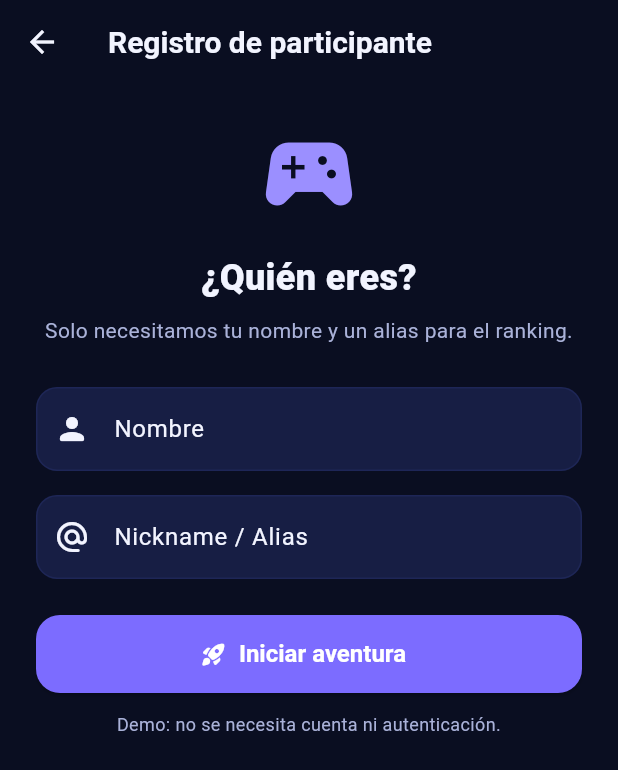
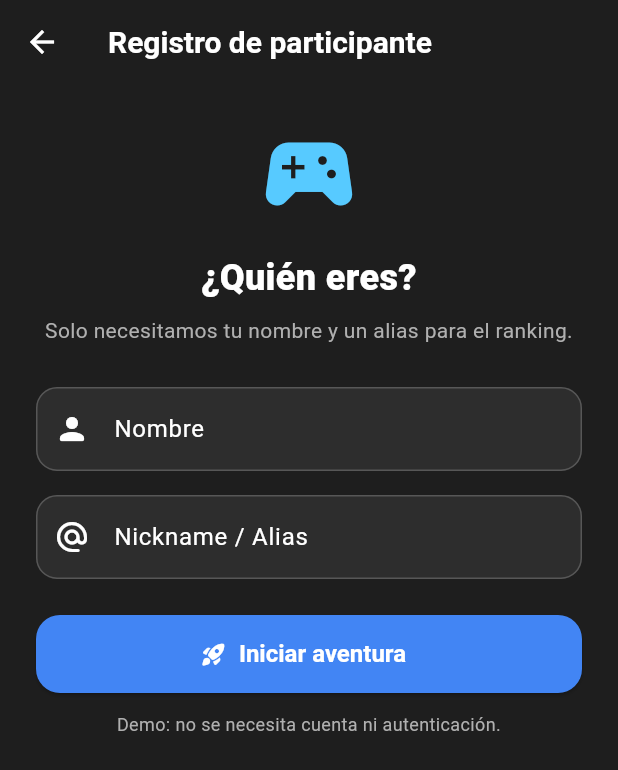
Before and after one commit to neryad/devfest_treasure_hunt, a Flutter app: the screen it shows after launch, after a tap on "Comenzar aventura", on a phone screen of 412 x 824 dp. Shown: the top 770 px of the screen. Run offline on Flutter 3.47's test engine with Material 3 defaults, Android fonts, the phone set to English and light mode, and no system bars; our stand-ins replace shared_preferences; missing offline and left inert: mobile_scanner.

Commit message:
refactor: rebrand AppColors to GDG official palette

```diff
--- a/lib/core/theme/app_theme.dart
+++ b/lib/core/theme/app_theme.dart
@@ -1,19 +1,19 @@
 import 'package:flutter/material.dart';
 
-/// Palette for a modern tech/gamified DevFest experience.
+/// GDG (Google Developer Groups) official brand palette.
 abstract final class AppColors {
-  static const background = Color(0xFF0A0E21);
-  static const backgroundGradientTop = Color(0xFF141B3F);
-  static const surface = Color(0xFF171E44);
-  static const surfaceAlt = Color(0xFF20285A);
-  static const primary = Color(0xFF7C6CFF);
-  static const primarySoft = Color(0xFF9B8FFF);
-  static const secondary = Color(0xFF00E0C6);
-  static const amber = Color(0xFFFFB020);
-  static const danger = Color(0xFFFF6B6B);
-  static const success = Color(0xFF4CD964);
-  static const textPrimary = Color(0xFFF2F4FF);
-  static const textSecondary = Color(0xFFAAB2D9);
+  static const background = Color(0xFF1E1E1E);
+  static const backgroundGradientTop = Color(0xFF2D2D2D);
+  static const surface = Color(0xFF2D2D2D);
+  static const surfaceAlt = Color(0xFF3C4043);
+  static const primary = Color(0xFF4285F4);
+  static const primarySoft = Color(0xFF57CAFF);
+  static const secondary = Color(0xFF34A853);
+  static const amber = Color(0xFFF9AB00);
+  static const danger = Color(0xFFEA4335);
+  static const success = Color(0xFF34A853);
+  static const textPrimary = Color(0xFFFFFFFF);
+  static const textSecondary = Color(0xFFB0B0B0);
 }
 
 abstract final class AppTheme {
@@ -22,9 +22,9 @@ abstract final class AppTheme {
       primary: AppColors.primary,
       onPrimary: Colors.white,
       secondary: AppColors.secondary,
-      onSecondary: const Color(0xFF06231F),
+      onSecondary: Colors.white,
       tertiary: AppColors.amber,
-      onTertiary: const Color(0xFF2B1A00),
+      onTertiary: AppColors.background,
       surface: AppColors.surface,
       onSurface: AppColors.textPrimary,
       error: AppColors.danger,
@@ -51,7 +51,7 @@ abstract final class AppTheme {
         elevation: 0,
         shape: RoundedRectangleBorder(
           borderRadius: BorderRadius.circular(18),
-          side: const BorderSide(color: Color(0x222A3A75)),
+          side: const BorderSide(color: Color(0x33FFFFFF)),
         ),
       ),
       elevatedButtonTheme: ElevatedButtonThemeData(
@@ -89,7 +89,7 @@ abstract final class AppTheme {
         ),
         enabledBorder: OutlineInputBorder(
           borderRadius: BorderRadius.circular(14),
-          borderSide: const BorderSide(color: Color(0x224A5BCF)),
+          borderSide: const BorderSide(color: Color(0x33FFFFFF)),
         ),
         focusedBorder: OutlineInputBorder(
           borderRadius: BorderRadius.circular(14),
@@ -110,7 +110,7 @@ abstract final class AppTheme {
         behavior: SnackBarBehavior.floating,
         shape: RoundedRectangleBorder(borderRadius: BorderRadius.circular(12)),
       ),
-      dividerTheme: const DividerThemeData(color: Color(0x224A5BCF)),
+      dividerTheme: const DividerThemeData(color: Color(0x33FFFFFF)),
     );
   }
 }
```
